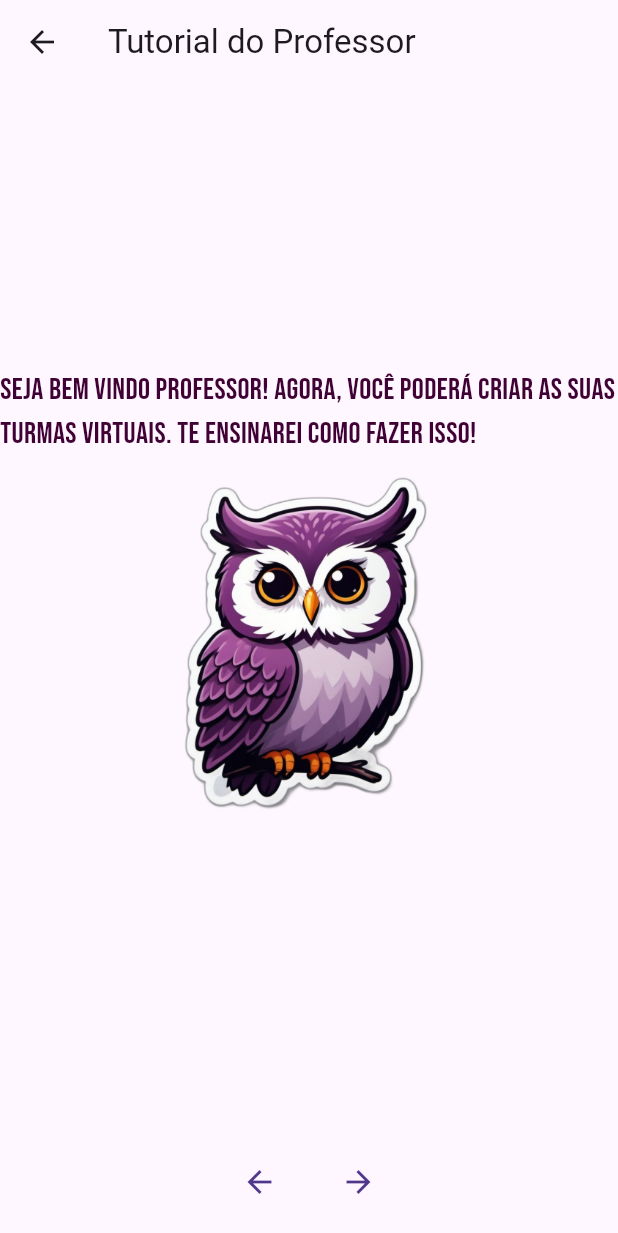
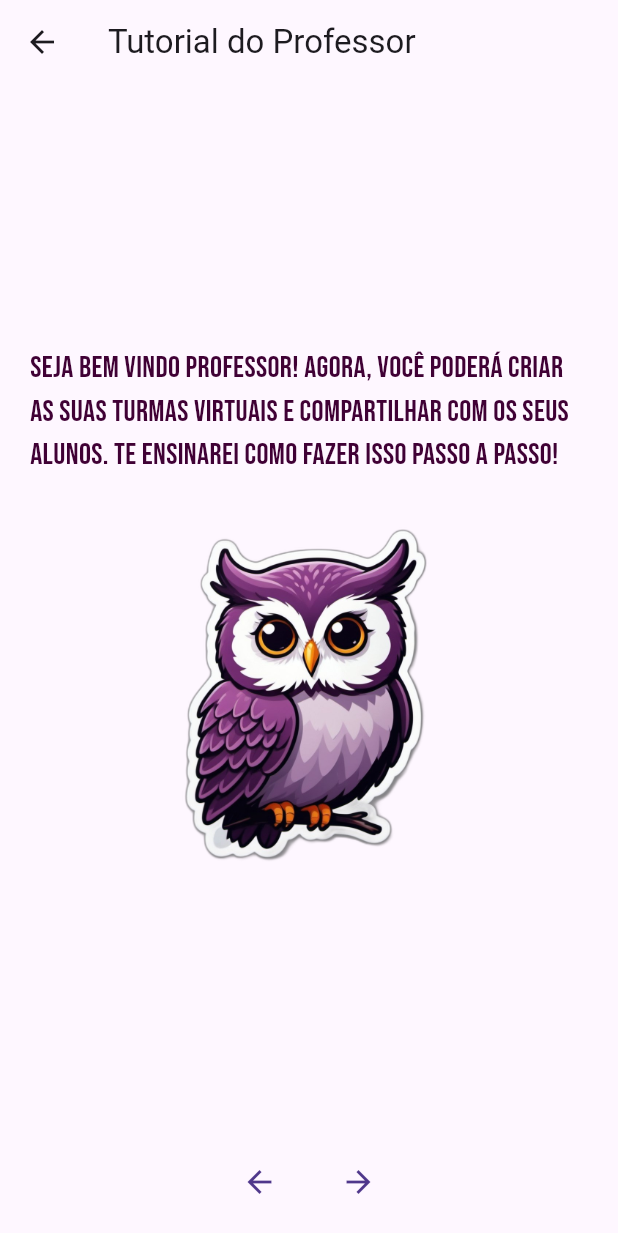
Before and after one commit to pedroresendev/abnt_game-v2.0, a Flutter app: the TutorialProfessorPage screen opened directly, on a phone screen of 412 x 824 dp. Shown: the top 1233 px of the screen. Run offline on Flutter 3.47's test engine with Material 3 defaults, Android fonts, the phone set to English and light mode, and no system bars; our stand-ins replace auto_size_text, bot_toast, cloud_firestore, firebase_auth, firebase_core, firebase_storage and 5 more; accounts and stored records are empty.

Commit message:
Ajuste na margem dos textos

```diff
--- a/lib/modules/home/pages/telas/tutorial_professor.dart
+++ b/lib/modules/home/pages/telas/tutorial_professor.dart
@@ -27,9 +27,12 @@ class _TutorialProfessorPageState extends State<TutorialProfessorPage> {
             child: Column(
               mainAxisAlignment: MainAxisAlignment.center,
               children: <Widget>[
-                Text(
-                  '''Seja bem vindo professor! Agora, você poderá criar as suas turmas virtuais. Te ensinarei como fazer isso!''',
+                Container(
+                padding: EdgeInsets.all(20),
+                  child: Text(
+                    'Seja bem vindo professor! Agora, você poderá criar as suas turmas virtuais e compartilhar com os seus alunos. Te ensinarei como fazer isso passo a passo!',
                     style: TextStyle(fontFamily: "BebasNeue", color: roxo, fontSize: 20),
+                  ),
                 ),
                 Container(
                   margin: EdgeInsets.zero,
@@ -50,7 +53,7 @@ class _TutorialProfessorPageState extends State<TutorialProfessorPage> {
               mainAxisAlignment: MainAxisAlignment.center,
               children: <Widget>[
                 Container(
-                padding: EdgeInsets.all(10),
+                padding: EdgeInsets.all(20),
                  child: Text(
                     '''PASSO 1: Clique no ícone de tabela localizado na parte de baixo da tela.''',
                     style: TextStyle(fontFamily: "BebasNeue", color: roxo, fontSize: 20),
@@ -61,10 +64,12 @@ class _TutorialProfessorPageState extends State<TutorialProfessorPage> {
                   "src/images/tela_inicial.png",
                   width: size.width * .50,
                 ),
-                Padding(padding: EdgeInsets.all(10)),
-                Text(
-                'PASSO 2: Você será redirecionado para a aba de criação de turmas. Aperte em “Criar nova turma”!',
+                Container(
+                  padding: EdgeInsets.all(20),
+                  child: Text(
+                    'Ao clicar, você será redirecionado para a aba de turmas. Aperte em "Criar nova Turma"!',
                     style: TextStyle(fontFamily: "BebasNeue", color: roxo, fontSize: 20),
+                  ),
                 ),
                 Image.asset(
                   "src/images/btn_nova_turma.PNG",
@@ -96,11 +101,14 @@ class _TutorialProfessorPageState extends State<TutorialProfessorPage> {
             child: Column(
               mainAxisAlignment: MainAxisAlignment.center,
               children: <Widget>[
-              Text(
+              Container(
+                padding: EdgeInsets.all(20),
+                child: Text(
                   'Clique no ícone de tabela localizado na parte inferior da tela novamente.',
                   style: TextStyle(fontFamily: "BebasNeue", color: roxo, fontSize: 20),
                 ),
-            Padding(padding: EdgeInsets.all(15)),
+              ),
+            Padding(padding: EdgeInsets.all(10)),
             Image.asset(
               "src/images/tela_inicial.png",
               width: size.width * .50,
@@ -110,16 +118,12 @@ class _TutorialProfessorPageState extends State<TutorialProfessorPage> {
               'Agora, a turma que você criou aparecerá. Clique nela!',
               style: TextStyle(fontFamily: "BebasNeue", color: roxo, fontSize: 20),
             ),
-            Padding(padding: EdgeInsets.all(15)),
+            Padding(padding: EdgeInsets.all(10)),
             Image.asset(
               "src/images/ver_turma.PNG",
               width: size.width * .40,
               height: size.height * .40,
             ),
-            Text(
-              'Nesse caso, vamos entrar na turma "Turma Joia"',
-              style: TextStyle(fontFamily: "BebasNeue", color: preto, fontSize: 10),
-            )
             ],
           ),
           ),
@@ -128,7 +132,7 @@ class _TutorialProfessorPageState extends State<TutorialProfessorPage> {
           mainAxisAlignment: MainAxisAlignment.center,
           children: <Widget>[
             Padding(
-              padding: EdgeInsets.all(10), // Adicione o valor do padding que você deseja aqui
+              padding: EdgeInsets.all(20), // Adicione o valor do padding que você deseja aqui
               child: RichText(
                 text: TextSpan(
                   style: TextStyle(fontFamily: "BebasNeue", color: roxo, fontSize: 20),
@@ -153,9 +157,12 @@ class _TutorialProfessorPageState extends State<TutorialProfessorPage> {
             height: size.height * .40,
             ),
             Padding(padding: EdgeInsets.all(20)),
-            Text(
+            Container(
+              padding: EdgeInsets.all(20),
+              child: Text(
                 ' Pronto! Agora você já pode criar e acessar as suas turmas virtuais!!!',
                 style: TextStyle(fontFamily: "BebasNeue", color: roxo, fontSize: 20),
+              ),
             ),
               TextButton(
                     child: Text('IR PARA A PÁGINA INICIAL'),
```
Also changed, not shown: 3 other files. Lines whose indentation alone changed are shown as unchanged.
